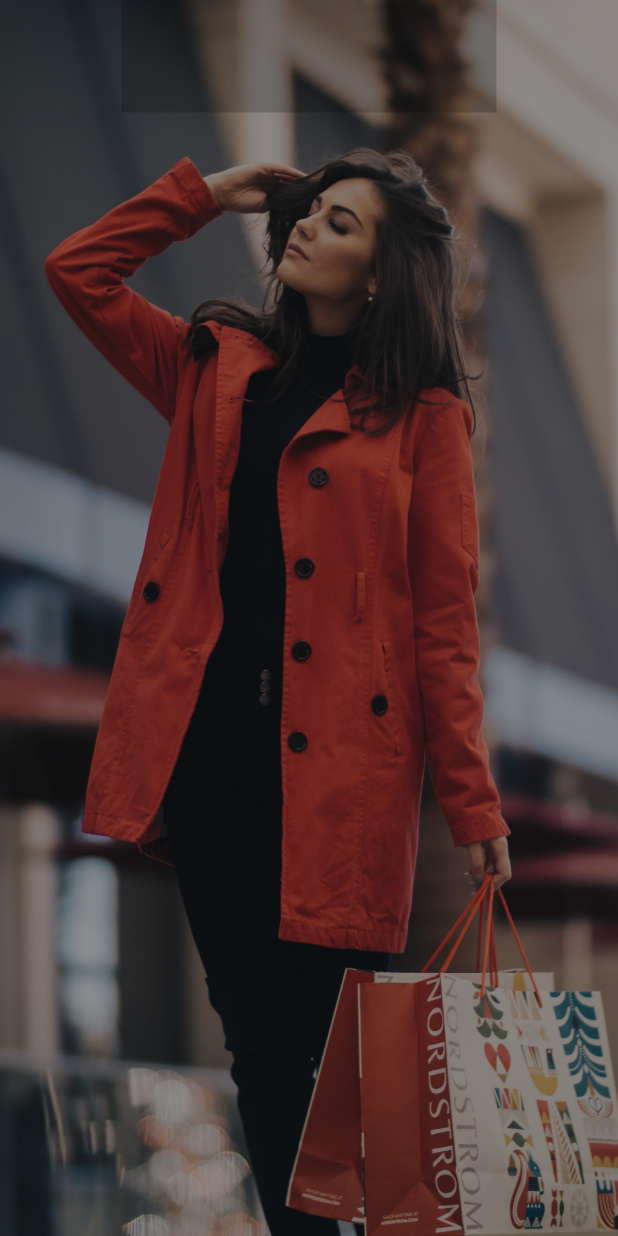
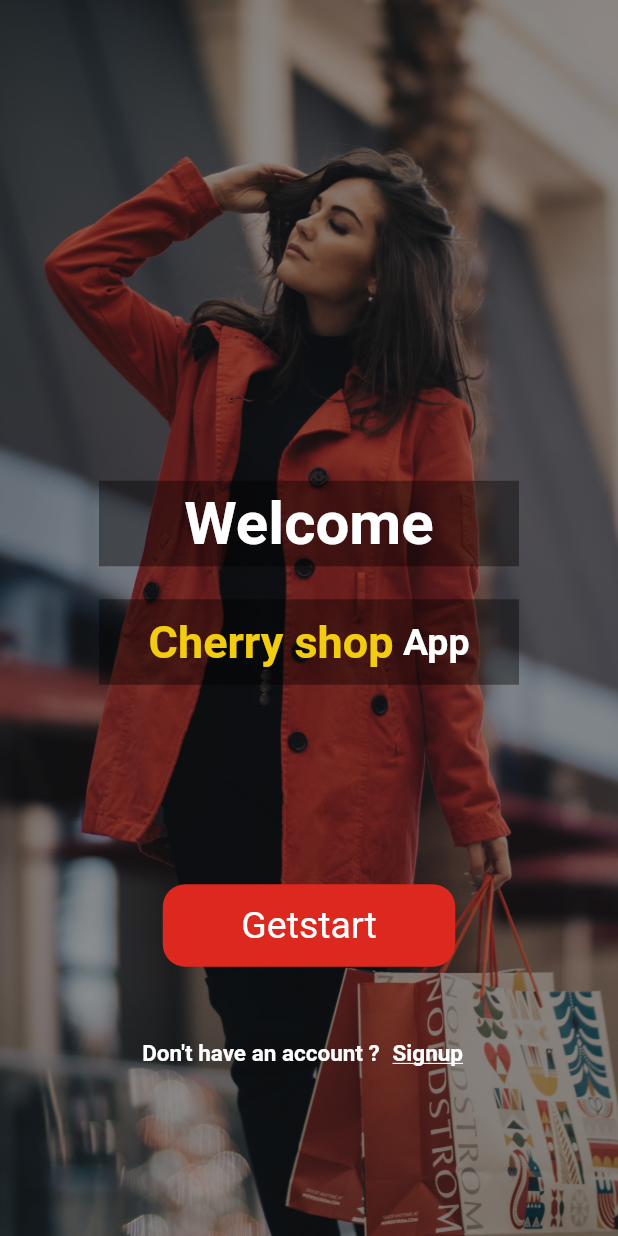
Before and after one commit to KathiravanThirumurthy/Shopapp_ecommerce, a Flutter app: the screen it shows after launch, on a phone screen of 412 x 824 dp. Run offline on Flutter 3.47's test engine with Material 2 defaults, Android fonts, the phone set to English and light mode, and no system bars; our stand-ins replace get.

Commit message:
Welcome Screen UI Completed

```diff
--- a/lib/main.dart
+++ b/lib/main.dart
@@ -1,4 +1,5 @@
 import 'package:flutter/material.dart';
+import 'package:get/get.dart';
 import 'package:shopapp/view/Screen/welcomescreen.dart';
 
 void main() {
@@ -11,12 +12,16 @@ class MyApp extends StatelessWidget {
   // This widget is the root of your application.
   @override
   Widget build(BuildContext context) {
-    return MaterialApp(
+    return GetMaterialApp(
       title: 'Flutter Demo',
       theme: ThemeData(
         primarySwatch: Colors.blue,
       ),
       home: const WelcomScreen(),
+      initialRoute: '/welcomescreen',
+      getPages: [
+        GetPage(name: '/welcomescreen', page: () => const WelcomScreen()),
+      ],
     );
   }
 }
--- a/lib/view/Screen/welcomescreen.dart
+++ b/lib/view/Screen/welcomescreen.dart
@@ -1,4 +1,7 @@
+// ignore_for_file: prefer_const_constructors
+
 import 'package:flutter/material.dart';
+import 'package:shopapp/view/Widget/Text_Utils.dart';
 
 class WelcomScreen extends StatelessWidget {
   const WelcomScreen({Key? key}) : super(key: key);
@@ -22,12 +25,91 @@ class WelcomScreen extends StatelessWidget {
               width: double.infinity,
               height: double.infinity,
               child: Column(
+                mainAxisAlignment: MainAxisAlignment.center,
                 children: [
+                  const SizedBox(
+                    height: 223,
+                  ),
                   Container(
-                    width: 250,
-                    height: 75,
-                    color: Colors.black.withOpacity(0.2),
-                  )
+                    width: 280,
+                    height: 57,
+                    color: Colors.black.withOpacity(0.4),
+                    child: const Center(
+                      child: TextUtils(
+                          text: "Welcome",
+                          fontSize: 40,
+                          color: Colors.white,
+                          fontWeight: FontWeight.bold,
+                          underline: TextDecoration.none),
+                    ),
+                  ),
+                  const SizedBox(
+                    height: 22,
+                  ),
+                  Container(
+                    width: 280,
+                    height: 57,
+                    color: Colors.black.withOpacity(0.4),
+                    child: Center(
+                      child: Row(
+                        mainAxisAlignment: MainAxisAlignment.center,
+                        children: const [
+                          TextUtils(
+                              text: "Cherry shop",
+                              fontSize: 30,
+                              color: Color.fromARGB(255, 242, 204, 15),
+                              fontWeight: FontWeight.bold,
+                              underline: TextDecoration.none),
+                          TextUtils(
+                              text: " App",
+                              fontSize: 25,
+                              color: Colors.white,
+                              fontWeight: FontWeight.bold,
+                              underline: TextDecoration.none),
+                        ],
+                      ),
+                    ),
+                  ),
+                  const SizedBox(
+                    height: 133,
+                  ),
+                  Container(
+                    width: 195,
+                    height: 55,
+                    decoration: BoxDecoration(
+                      borderRadius: BorderRadius.circular(15),
+                      color: Color.fromARGB(255, 220, 40, 31),
+                    ),
+                    child: const Center(
+                      child: Text(
+                        "Getstart",
+                        style: TextStyle(color: Colors.white, fontSize: 25),
+                      ),
+                    ),
+                  ),
+                  const SizedBox(
+                    height: 34,
+                  ),
+                  Row(
+                    mainAxisAlignment: MainAxisAlignment.center,
+                    children: [
+                      const TextUtils(
+                          text: "Don't have an account ?",
+                          fontSize: 15,
+                          color: Colors.white,
+                          fontWeight: FontWeight.bold,
+                          underline: TextDecoration.none),
+                      TextButton(
+                        onPressed: () {},
+                        child: TextUtils(
+                            text: "Signup",
+                            fontSize: 15,
+                            color: Colors.white,
+                            fontWeight: FontWeight.bold,
+                            underline: TextDecoration.underline),
+                      ),
+                    ],
+                  ),
                 ],
               ),
             ),
--- /dev/null
+++ b/lib/view/Widget/Text_Utils.dart
@@ -0,0 +1,30 @@
+import 'package:flutter/material.dart';
+
+class TextUtils extends StatelessWidget {
+  final String text;
+  final double fontSize;
+  final Color color;
+  final FontWeight fontWeight;
+  final TextDecoration underline;
+
+  const TextUtils(
+      {required this.text,
+      required this.fontSize,
+      required this.color,
+      required this.fontWeight,
+      required this.underline,
+      Key? key})
+      : super(key: key);
+
+  @override
+  Widget build(BuildContext context) {
+    return Text(
+      text,
+      style: TextStyle(
+          fontSize: fontSize,
+          color: color,
+          fontWeight: fontWeight,
+          decoration: underline),
+    );
+  }
+}
```
Also changed, not shown: lib/Utils/Theme.dart (added), lib/view/Screen/auth/forgetpassword.dart (added), lib/view/Screen/auth/signupscreen.dart (added).
